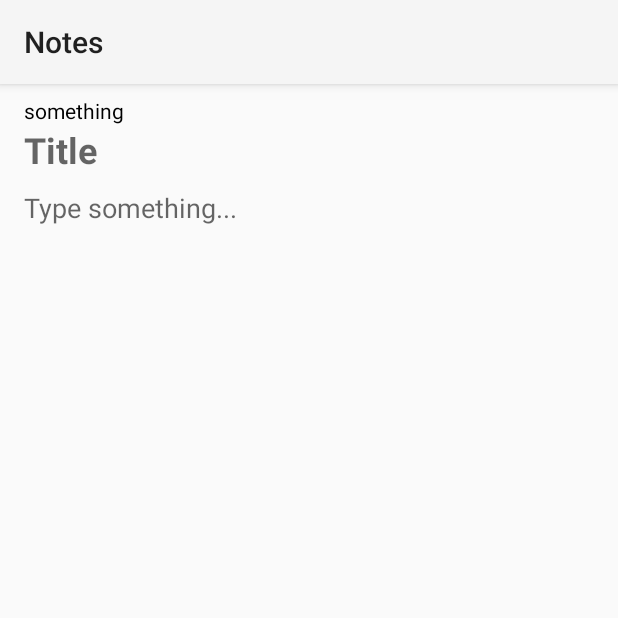
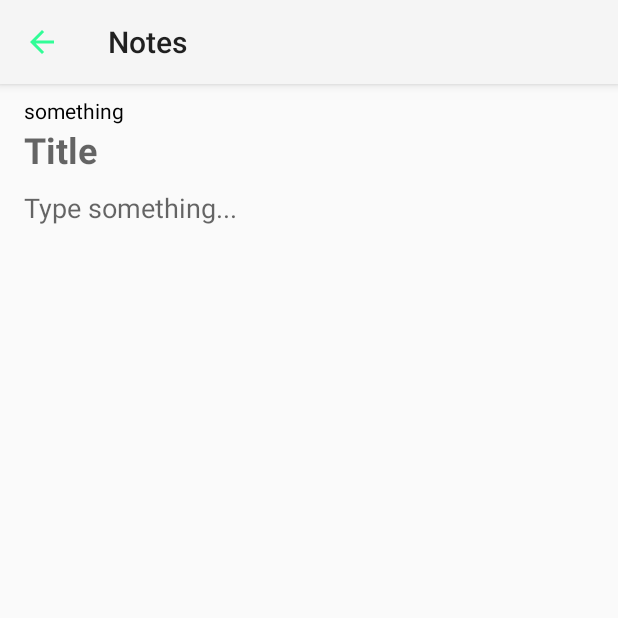
Before and after one commit to Dahdo/The-Notes, an Android app: the NoteEditActivity screen opened directly, with no data from a screen before it, on a phone screen of 412 x 824 dp, the top half of it. Run offline under Robolectric (Android 15) with nearby library versions, the phone set to English and light mode, and no system bars; our stand-ins replace Room's generated code.

Commit message:
added Dao retrival in reverse order by time; auto list bulleting; custom homeAsUp and menu more icon

```diff
--- a/app/build.gradle
+++ b/app/build.gradle
@@ -44,5 +44,6 @@ dependencies {
     implementation "androidx.lifecycle:lifecycle-viewmodel:$rootProject.lifecycleVersion"
     implementation "androidx.lifecycle:lifecycle-livedata:$rootProject.lifecycleVersion"
     implementation "androidx.lifecycle:lifecycle-common-java8:$rootProject.lifecycleVersion"
+    implementation 'androidx.appcompat:appcompat:1.5.1'
 
 }
--- a/app/src/main/AndroidManifest.xml
+++ b/app/src/main/AndroidManifest.xml
@@ -17,7 +17,7 @@
             android:name=".ui.NoteEditActivity"
             android:exported="true"
             android:label="Notes"
-
+            android:parentActivityName=".ui.MainActivity"
             android:theme="@style/Theme.Design.Light" >
         </activity>
         <activity
--- a/app/src/main/java/com/dahdotech/thenotes/data/NoteDao.java
+++ b/app/src/main/java/com/dahdotech/thenotes/data/NoteDao.java
@@ -20,7 +20,7 @@ public interface NoteDao {
     @Query("DELETE FROM note_table")
     void deleteAll();
 
-    @Query("SELECT * FROM note_table")
+    @Query("SELECT * FROM note_table ORDER BY time desc")
     LiveData<List<Note>> getAll();
 
     @Delete
--- /dev/null
+++ b/app/src/main/res/drawable-anydpi/back_arrow_icon.xml
@@ -0,0 +1,12 @@
+<vector xmlns:android="http://schemas.android.com/apk/res/android"
+    android:width="24dp"
+    android:height="24dp"
+    android:viewportWidth="24"
+    android:viewportHeight="24"
+    android:tint="#00FF7F"
+    android:alpha="0.8"
+    android:autoMirrored="true">
+  <path
+      android:fillColor="@android:color/white"
+      android:pathData="M20,11H7.83l5.59,-5.59L12,4l-8,8 8,8 1.41,-1.41L7.83,13H20v-2z"/>
+</vector>
--- /dev/null
+++ b/app/src/main/res/drawable-anydpi/more_more_icon.xml
@@ -0,0 +1,11 @@
+<vector xmlns:android="http://schemas.android.com/apk/res/android"
+    android:width="24dp"
+    android:height="24dp"
+    android:viewportWidth="24"
+    android:viewportHeight="24"
+    android:tint="#00FF7F"
+    android:alpha="0.8">
+  <path
+      android:fillColor="@android:color/white"
+      android:pathData="M12,8c1.1,0 2,-0.9 2,-2s-0.9,-2 -2,-2 -2,0.9 -2,2 0.9,2 2,2zM12,10c-1.1,0 -2,0.9 -2,2s0.9,2 2,2 2,-0.9 2,-2 -0.9,-2 -2,-2zM12,16c-1.1,0 -2,0.9 -2,2s0.9,2 2,2 2,-0.9 2,-2 -0.9,-2 -2,-2z"/>
+</vector>
--- a/app/src/main/res/values/styles.xml
+++ b/app/src/main/res/values/styles.xml
@@ -1,4 +1,17 @@
 <?xml version="1.0" encoding="utf-8"?>
 <resources>
     <style name="null_background">android:background="@null"</style>
+
+
+    <!-- changing menu overflow icon -->
+        <!-- Base application theme. -->
+        <style name="Theme.Design.Light" parent="Theme.AppCompat.Light">
+            <!-- Pointer to Overflow style ***MUST*** go here or it will not work -->
+            <item name="android:actionOverflowButtonStyle">@style/OverFlow</item>
+        </style>
+        <!-- Styles -->
+        <style name="OverFlow" parent="@android:style/Widget.Holo.ActionButton.Overflow">
+            <item name="android:src">@drawable/more_more_icon</item>
+        </style>
+
 </resources>
--- a/app/src/main/res/values/themes.xml
+++ b/app/src/main/res/values/themes.xml
@@ -7,10 +7,12 @@
         <item name="colorOnPrimary">@color/white</item>
         <!-- Secondary brand color. -->
         <item name="colorSecondary">@color/teal_200</item>
+        <item name="android:textColorSecondary">#00FF7F</item>
         <item name="colorSecondaryVariant">@color/teal_700</item>
         <item name="colorOnSecondary">@color/black</item>
         <!-- Status bar color. -->
         <item name="android:statusBarColor" tools:targetApi="l">?attr/colorPrimaryVariant</item>
         <!-- Customize your theme here. -->
+
     </style>
 </resources>
```
Also changed, not shown: app/src/main/java/com/dahdotech/thenotes/ui/MainActivity.java (+1 -15 lines), app/src/main/java/com/dahdotech/thenotes/ui/NoteEditActivity.java (+55 -16 lines), app/src/main/res/layout/toolbar.xml (added, +16 -0 lines), app/src/main/res/drawable-hdpi/back_arrow_icon.png (added), app/src/main/res/drawable-hdpi/more_more_icon.png (added), app/src/main/res/drawable-mdpi/back_arrow_icon.png (added), app/src/main/res/drawable-mdpi/more_more_icon.png (added), app/src/main/res/drawable-xhdpi/back_arrow_icon.png (added), app/src/main/res/drawable-xhdpi/more_more_icon.png (added), app/src/main/res/drawable-xxhdpi/back_arrow_icon.png (added), app/src/main/res/drawable-xxhdpi/more_more_icon.png (added).
